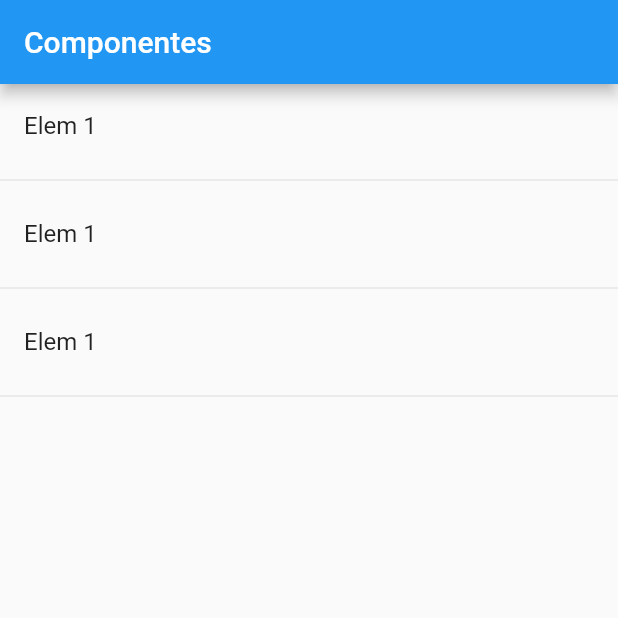
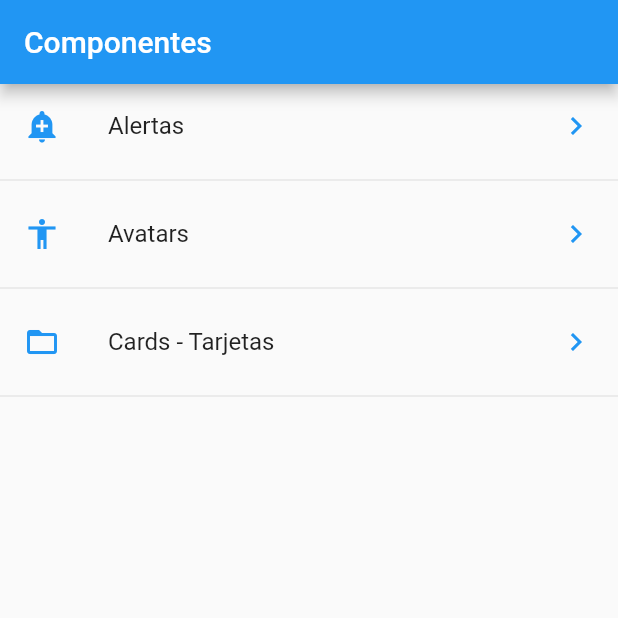
Before and after one commit to felibassx/flutter, a Flutter app: the screen it shows after launch, on a phone screen of 412 x 824 dp, the top half of it. Run offline on Flutter 3.47's test engine with Material 2 defaults, Android fonts, the phone set to English and light mode, and no system bars.

Commit message:
Home Page, menu desde json

```diff
--- a/components/lib/src/pages/home_page.dart
+++ b/components/lib/src/pages/home_page.dart
@@ -1,9 +1,9 @@
 import 'package:flutter/material.dart';
 
 import 'package:components/src/providers/menu_provider.dart';
+import 'package:components/src/utils/icono_string_util.dart';
 
 class HomePage extends StatelessWidget {
-
   @override
   Widget build(BuildContext context) {
     return Scaffold(
@@ -16,25 +16,44 @@ class HomePage extends StatelessWidget {
 
   Widget _lista() {
 
-    print( menuProvider.opciones );
+    return FutureBuilder(
+      future: menuProvider.cargarData(),
+      initialData: [],
+      builder: (context, AsyncSnapshot<List<dynamic>> snapshot) {
 
-    return ListView(
-      children: _createListItems(),
+        // print('Builder');
+        // print(snapshot.data);
+
+        return ListView(
+          children: _createListItems(snapshot.data),
+        );
+      },
     );
+
   }
 
-  List<Widget> _createListItems() {
+  List<Widget> _createListItems( List<dynamic> data ) {
 
-    List<Widget> lista = new List<Widget>();
+    final List<Widget> opciones = new List<Widget>();
 
-    return [
-      ListTile(title: Text('Elem 1'),),
-      Divider(),
-      ListTile(title: Text('Elem 1'),),
-      Divider(),
-      ListTile(title: Text('Elem 1'),),
-      Divider(),
-    ];
+    data.forEach((opt) {
+
+      final widgetTemp = ListTile(
+        title: Text( opt['texto'] ),
+        leading: getIcon(opt['icon']),
+        trailing: Icon(Icons.keyboard_arrow_right, color: Colors.blue,),
+        onTap: () {},
+      );
+
+      opciones..add( widgetTemp )
+              ..add( Divider() );
+
+    });
+
+    return opciones;
+
+
+
   }
 
 }
--- /dev/null
+++ b/components/lib/src/utils/icono_string_util.dart
@@ -0,0 +1,14 @@
+import 'package:flutter/material.dart';
+
+// definimos un map que recibe un string y retorna un icondata
+final _icons = <String, IconData> {
+  'add_alert': Icons.add_alert,
+  'accessibility': Icons.accessibility,
+  'folder_open': Icons.folder_open,
+};
+
+Icon getIcon( String nombreIcono) {
+
+  return Icon(_icons[nombreIcono], color: Colors.blue,);
+
+}
```
Also changed, not shown: components/lib/src/pages/home_temp.dart (+13 -13 lines), components/lib/src/providers/menu_provider.dart (+11 -6 lines).
